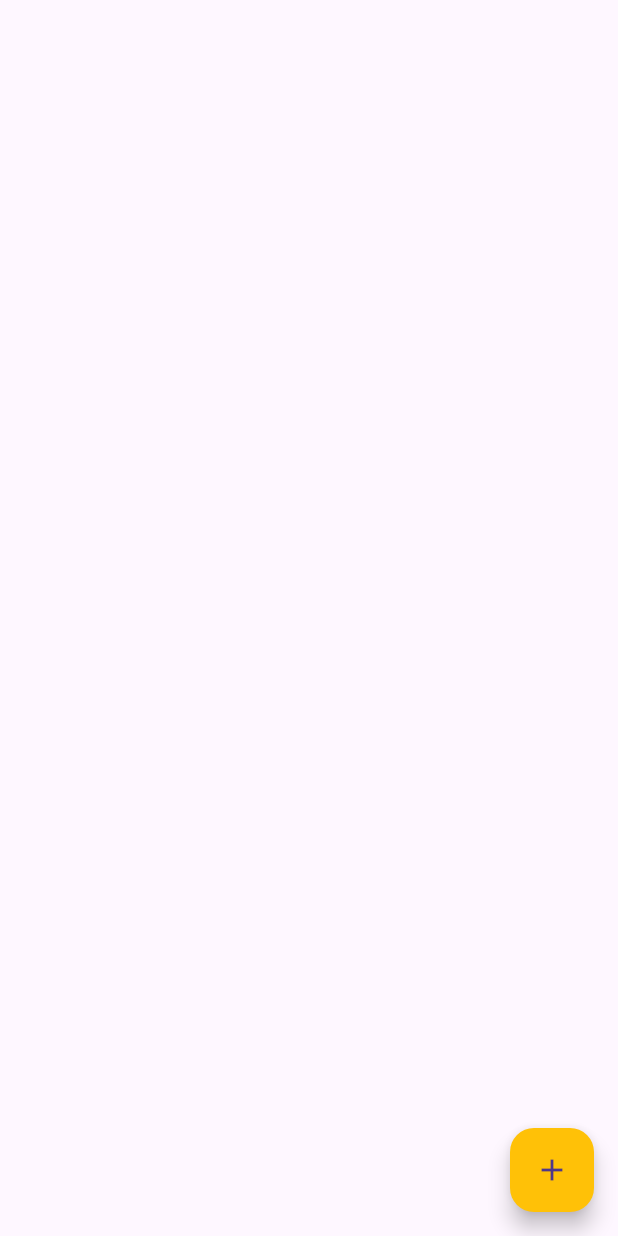
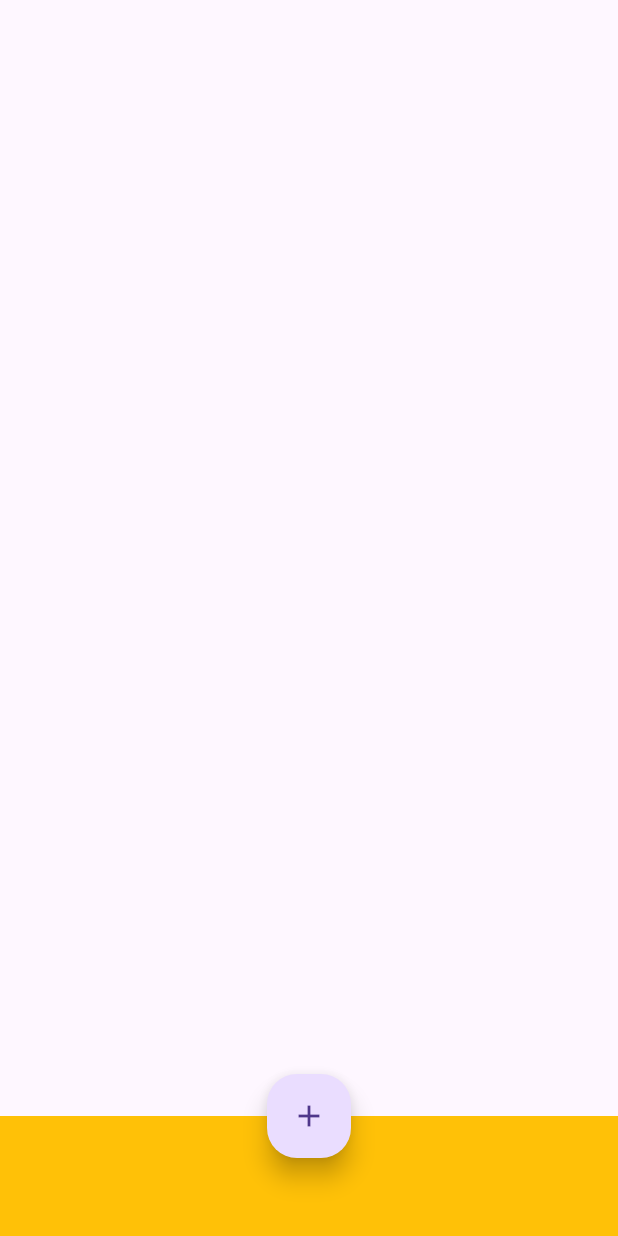
Before and after one commit to RWEMAISINGIZWENorbert/learning-flutter, a Flutter app: the screen it shows after launch, on a phone screen of 412 x 824 dp. Run offline on Flutter 3.47's test engine with Material 3 defaults, Android fonts, the phone set to English and light mode, and no system bars.

Commit message:
Floating action button with the bottom navigation Bar

```diff
--- a/lib/main.dart
+++ b/lib/main.dart
@@ -1,5 +1,6 @@
 import 'package:flutter/material.dart';
 import 'package:flutter_widgets/widgets/FloatingActionButton.dart';
+import 'package:flutter_widgets/widgets/Floating_action_button2.dart';
 
 void main() {
   runApp(const MyApp());
@@ -12,7 +13,8 @@ class MyApp extends StatelessWidget {
   @override
   Widget build(BuildContext context) {
         return MaterialApp(
-          home: HomeScreen(),
+          // home: HomeScreen(),
+          home: FloatingActionButton2()
         );
   }
 }
--- /dev/null
+++ b/lib/widgets/Floating_action_button2.dart
@@ -0,0 +1,26 @@
+
+import 'package:flutter/material.dart';
+
+class FloatingActionButton2 extends StatelessWidget {
+    const FloatingActionButton2({super.key});
+
+    @override
+    Widget build(BuildContext context){
+        return Scaffold(
+          floatingActionButton: FloatingActionButton(
+            onPressed: (){},
+            elevation: 6.7,
+            shape: RoundedRectangleBorder(
+                 borderRadius: BorderRadius.circular(20),
+            ),
+            child: Icon(Icons.add,),
+            ),
+          floatingActionButtonLocation: FloatingActionButtonLocation.centerDocked,
+          bottomNavigationBar: BottomAppBar(
+            color: Colors.amber,
+            child: Container(),
+          ),
+
+        );
+    }
+}
```
